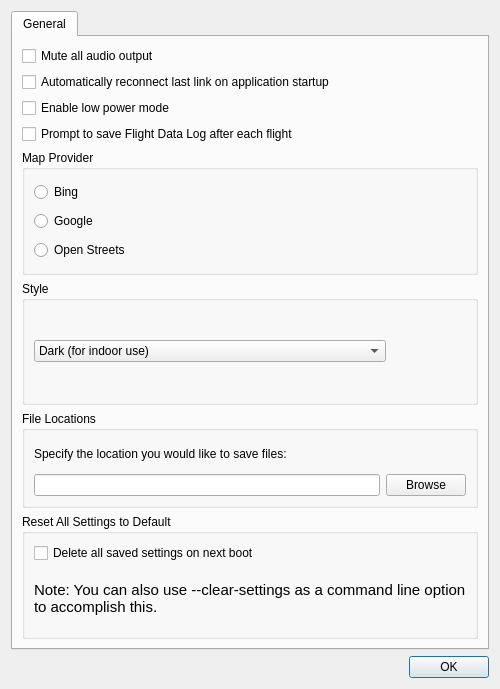
First picture: the form in src/ui/SettingsDialog.ui, repository mavlink/qgroundcontrol, before the edit.
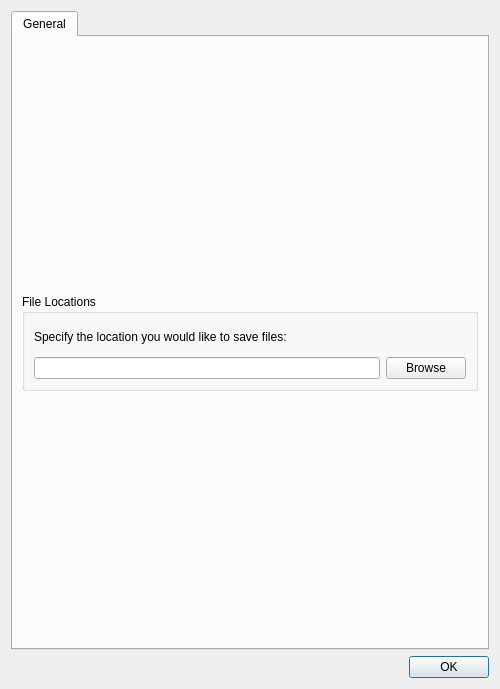
Second picture: the form after the edit.

Commit message:
Remove settings which are in Qml settings
This way you don’t have to implement things twice

```diff
--- a/src/ui/SettingsDialog.ui
+++ b/src/ui/SettingsDialog.ui
@@ -36,184 +36,6 @@
        <string>General Settings</string>
       </attribute>
       <layout class="QVBoxLayout" name="verticalLayout_8">
-       <item>
-        <widget class="QCheckBox" name="audioMuteCheckBox">
-         <property name="sizePolicy">
-          <sizepolicy hsizetype="MinimumExpanding" vsizetype="Fixed">
-           <horstretch>0</horstretch>
-           <verstretch>0</verstretch>
-          </sizepolicy>
-         </property>
-         <property name="text">
-          <string>Mute all audio output</string>
-         </property>
-         <property name="iconSize">
-          <size>
-           <width>0</width>
-           <height>0</height>
-          </size>
-         </property>
-        </widget>
-       </item>
-       <item>
-        <widget class="QCheckBox" name="reconnectCheckBox">
-         <property name="sizePolicy">
-          <sizepolicy hsizetype="MinimumExpanding" vsizetype="Fixed">
-           <horstretch>0</horstretch>
-           <verstretch>0</verstretch>
-          </sizepolicy>
-         </property>
-         <property name="text">
-          <string>Automatically reconnect last link on application startup</string>
-         </property>
-         <property name="iconSize">
-          <size>
-           <width>0</width>
-           <height>0</height>
-          </size>
-         </property>
-        </widget>
-       </item>
-       <item>
-        <widget class="QCheckBox" name="lowPowerCheckBox">
-         <property name="sizePolicy">
-          <sizepolicy hsizetype="MinimumExpanding" vsizetype="Fixed">
-           <horstretch>0</horstretch>
-           <verstretch>0</verstretch>
-          </sizepolicy>
-         </property>
-         <property name="toolTip">
-          <string>Lowers all update rates to save battery power</string>
-         </property>
-         <property name="text">
-          <string>Enable low power mode</string>
-         </property>
-         <property name="iconSize">
-          <size>
-           <width>0</width>
-           <height>0</height>
-          </size>
-         </property>
-        </widget>
-       </item>
-       <item>
-        <widget class="QCheckBox" name="promptFlightDataSave">
-         <property name="sizePolicy">
-          <sizepolicy hsizetype="MinimumExpanding" vsizetype="Fixed">
-           <horstretch>0</horstretch>
-           <verstretch>0</verstretch>
-          </sizepolicy>
-         </property>
-         <property name="text">
-          <string>Prompt to save Flight Data Log after each flight</string>
-         </property>
-         <property name="iconSize">
-          <size>
-           <width>0</width>
-           <height>0</height>
-          </size>
-         </property>
-        </widget>
-       </item>
-       <item>
-        <widget class="QGroupBox" name="groupBox_4">
-         <property name="title">
-          <string>Map Provider</string>
-         </property>
-         <layout class="QVBoxLayout" name="verticalLayout">
-          <item>
-           <widget class="QRadioButton" name="bingMapRadio">
-            <property name="text">
-             <string>Bing</string>
-            </property>
-           </widget>
-          </item>
-          <item>
-           <widget class="QRadioButton" name="googleMapRadio">
-            <property name="text">
-             <string>Google</string>
-            </property>
-           </widget>
-          </item>
-          <item>
-           <widget class="QRadioButton" name="openMapRadio">
-            <property name="text">
-             <string>Open Streets</string>
-            </property>
-           </widget>
-          </item>
-         </layout>
-        </widget>
-       </item>
-       <item>
-        <widget class="QGroupBox" name="groupBox">
-         <property name="sizePolicy">
-          <sizepolicy hsizetype="MinimumExpanding" vsizetype="Preferred">
-           <horstretch>0</horstretch>
-           <verstretch>0</verstretch>
-          </sizepolicy>
-         </property>
-         <property name="title">
-          <string>Style</string>
-         </property>
-         <property name="flat">
-          <bool>false</bool>
-         </property>
-         <property name="checkable">
-          <bool>false</bool>
-         </property>
-         <layout class="QVBoxLayout" name="verticalLayout_3">
-          <property name="topMargin">
-           <number>8</number>
-          </property>
-          <property name="bottomMargin">
-           <number>8</number>
-          </property>
-          <item>
-           <layout class="QHBoxLayout" name="horizontalLayout">
-            <property name="spacing">
-             <number>0</number>
-            </property>
-            <property name="sizeConstraint">
-             <enum>QLayout::SetDefaultConstraint</enum>
-            </property>
-            <property name="leftMargin">
-             <number>0</number>
-            </property>
-            <property name="rightMargin">
-             <number>80</number>
-            </property>
-            <item>
-             <widget class="QComboBox" name="styleChooser">
-              <property name="sizePolicy">
-               <sizepolicy hsizetype="MinimumExpanding" vsizetype="Fixed">
-                <horstretch>0</horstretch>
-                <verstretch>0</verstretch>
-               </sizepolicy>
-              </property>
-              <property name="minimumSize">
-               <size>
-                <width>200</width>
-                <height>0</height>
-               </size>
-              </property>
-              <item>
-               <property name="text">
-                <string>Dark (for indoor use)</string>
-               </property>
-              </item>
-              <item>
-               <property name="text">
-                <string>Light (for outdoor use)</string>
-               </property>
-              </item>
-             </widget>
-            </item>
-           </layout>
-          </item>
-         </layout>
-        </widget>
-       </item>
        <item>
         <widget class="QGroupBox" name="fileLocationsLayout">
          <property name="sizePolicy">
@@ -281,37 +103,6 @@
          </layout>
         </widget>
        </item>
-       <item>
-        <widget class="QGroupBox" name="groupBox_2">
-         <property name="title">
-          <string>Reset All Settings to Default</string>
-         </property>
-         <layout class="QVBoxLayout" name="verticalLayout_4">
-          <item>
-           <widget class="QCheckBox" name="deleteSettings">
-            <property name="text">
-             <string>Delete all saved settings on next boot</string>
-            </property>
-           </widget>
-          </item>
-          <item>
-           <widget class="QLabel" name="label_2">
-            <property name="font">
-             <font>
-              <pointsize>11</pointsize>
-             </font>
-            </property>
-            <property name="text">
-             <string>Note: You can also use --clear-settings as a command line option to accomplish this.</string>
-            </property>
-            <property name="wordWrap">
-             <bool>true</bool>
-            </property>
-           </widget>
-          </item>
-         </layout>
-        </widget>
-       </item>
       </layout>
      </widget>
     </widget>
```
The commit also changes 2 other files.
